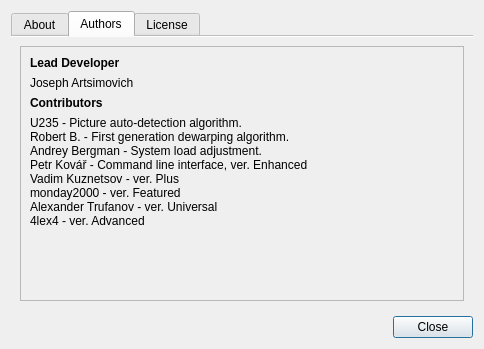
This is ui/AboutDialog.ui in 4lex4/scantailor-advanced as Qt 5 draws it before an edit. The edited form follows.
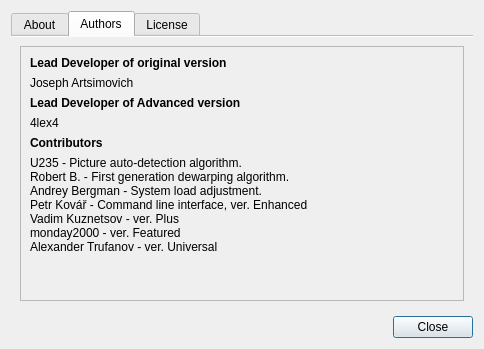
This is the edited form. The open tabs and pages were chosen to show the change. Icons and pictures are not drawn.

Commit message: ~ Update the about dialog.

Patch:
```diff
--- a/ui/AboutDialog.ui
+++ b/ui/AboutDialog.ui
@@ -122,7 +122,7 @@
               <string notr="true">font-weight: bold;</string>
              </property>
              <property name="text">
-              <string>Lead Developer</string>
+              <string>Lead Developer of original version</string>
              </property>
             </widget>
            </item>
@@ -133,6 +133,23 @@
              </property>
             </widget>
            </item>
+           <item>
+            <widget class="QLabel" name="label_8">
+             <property name="styleSheet">
+              <string notr="true">font-weight: bold;</string>
+             </property>
+             <property name="text">
+              <string>Lead Developer of Advanced version</string>
+             </property>
+            </widget>
+           </item>
+           <item>
+            <widget class="QLabel" name="label_9">
+             <property name="text">
+              <string>4lex4</string>
+             </property>
+            </widget>
+           </item>
            <item>
             <widget class="QLabel" name="label_6">
              <property name="styleSheet">
@@ -200,13 +217,6 @@
                </property>
               </widget>
              </item>
-             <item>
-              <widget class="QLabel" name="label_30">
-               <property name="text">
-                <string>4lex4 - ver. Advanced</string>
-               </property>
-              </widget>
-             </item>
             </layout>
            </item>
            <item>
```
